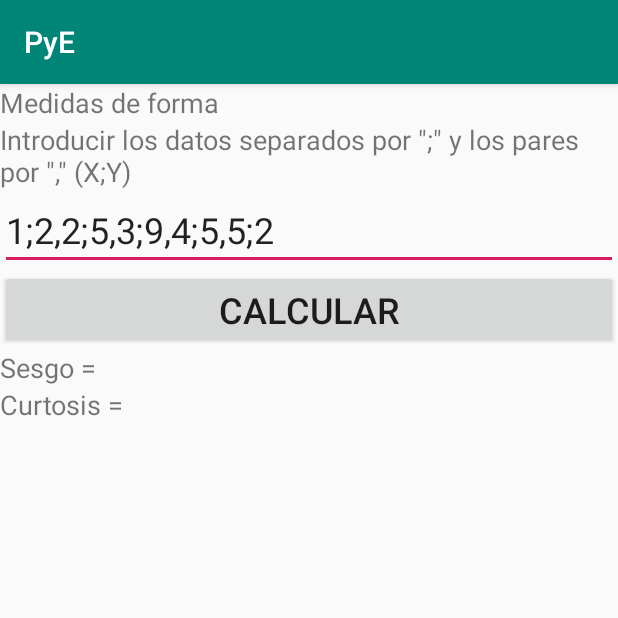
After one commit to Andres77872/PyE, an Android app: the Tema_10 screen opened directly, with no data from a screen before it, on a phone screen of 412 x 824 dp, the top half of it. The commit adds this screen. Run offline under Robolectric (Android 15) with nearby library versions, the phone set to English and light mode, and no system bars.

Commit message:
Avance 10

```diff
--- a/app/src/main/AndroidManifest.xml
+++ b/app/src/main/AndroidManifest.xml
@@ -9,7 +9,8 @@
         android:roundIcon="@mipmap/ic_launcher_round"
         android:supportsRtl="true"
         android:theme="@style/AppTheme">
-        <activity android:name=".Tema9.Tema_9"></activity>
+        <activity android:name=".Tema10.Tema_10"></activity>
+        <activity android:name=".Tema9.Tema_9" />
         <activity android:name=".Tema8.Tema_8" />
         <activity android:name=".Tema7.Tema_7" />
         <activity android:name=".Tema6.Tema_6" />
--- /dev/null
+++ b/app/src/main/res/layout/activity_tema_10.xml
@@ -0,0 +1,53 @@
+<?xml version="1.0" encoding="utf-8"?>
+<LinearLayout xmlns:android="http://schemas.android.com/apk/res/android"
+    xmlns:app="http://schemas.android.com/apk/res-auto"
+    xmlns:tools="http://schemas.android.com/tools"
+    android:layout_width="match_parent"
+    android:layout_height="match_parent"
+    android:orientation="vertical"
+    tools:context=".Tema10.Tema_10">
+
+    <TextView
+        android:id="@+id/textView39"
+        android:layout_width="match_parent"
+        android:layout_height="wrap_content"
+        android:text="Medidas de forma"
+        android:textSize="18sp" />
+
+    <TextView
+        android:id="@+id/textView40"
+        android:layout_width="match_parent"
+        android:layout_height="wrap_content"
+        android:text='Introducir los datos separados por ";" y los pares por "," (X;Y)'
+        android:textSize="18sp" />
+
+    <EditText
+        android:id="@+id/edt_T10_Entrada"
+        android:layout_width="match_parent"
+        android:layout_height="wrap_content"
+        android:ems="10"
+        android:inputType="textPersonName"
+        android:text="1;2,2;5,3;9,4;5,5;2"
+        android:textSize="24sp" />
+
+    <Button
+        android:id="@+id/btn_T10_Calcular"
+        android:layout_width="match_parent"
+        android:layout_height="wrap_content"
+        android:text="Calcular"
+        android:textSize="24sp" />
+
+    <TextView
+        android:id="@+id/lbl_T10_S"
+        android:layout_width="match_parent"
+        android:layout_height="wrap_content"
+        android:text="Sesgo = "
+        android:textSize="18sp" />
+
+    <TextView
+        android:id="@+id/lbl_T10_K"
+        android:layout_width="match_parent"
+        android:layout_height="wrap_content"
+        android:text="Curtosis = "
+        android:textSize="18sp" />
+</LinearLayout>
```
Also changed, not shown: app/src/main/java/com/example/pye/MainActivity.java (+8 -0 lines), app/src/main/java/com/example/pye/Tema10/Tema_10.java (added, +50 -0 lines), app/src/main/res/layout/activity_main.xml (+7 -0 lines).
